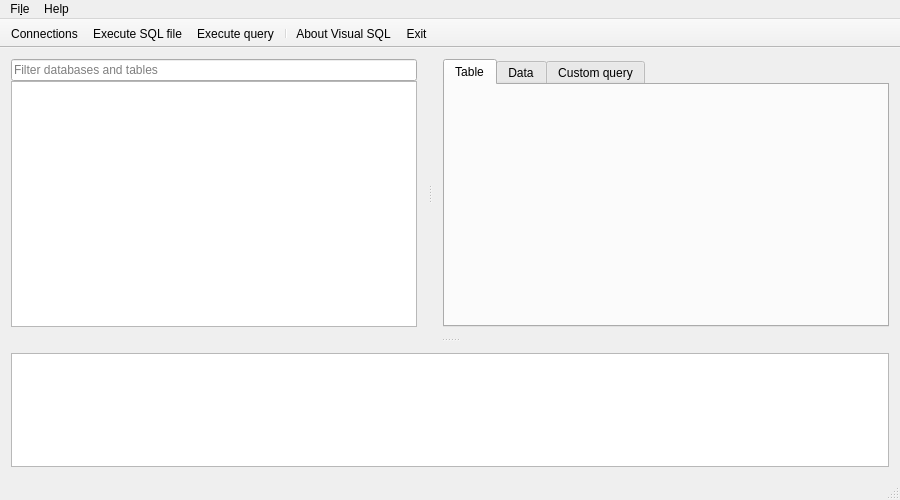
Qt form mainwindow.ui (kilab/qt-sqlmanager) before a commit.
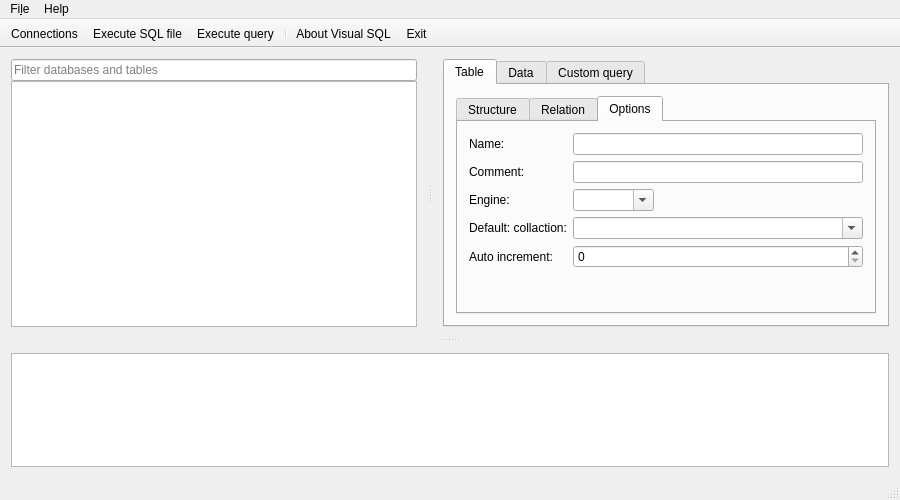
The same form after that commit. The open tabs and pages were chosen to show the change. Icons and pictures are not drawn.

Commit message: Basic table Tab UI

The edit to the form file:
```diff
--- a/mainwindow.ui
+++ b/mainwindow.ui
@@ -200,6 +200,107 @@
             <attribute name="title">
              <string>Table</string>
             </attribute>
+            <layout class="QGridLayout" name="gridLayout_4">
+             <item row="0" column="0">
+              <widget class="QTabWidget" name="tabWidget">
+               <property name="currentIndex">
+                <number>2</number>
+               </property>
+               <widget class="QWidget" name="Tab_Table_Structure">
+                <attribute name="title">
+                 <string>Structure</string>
+                </attribute>
+               </widget>
+               <widget class="QWidget" name="Tab_Table_Relations">
+                <attribute name="title">
+                 <string>Relation</string>
+                </attribute>
+               </widget>
+               <widget class="QWidget" name="Tab_Options">
+                <attribute name="title">
+                 <string>Options</string>
+                </attribute>
+                <layout class="QGridLayout" name="gridLayout_5">
+                 <item row="0" column="0">
+                  <layout class="QFormLayout" name="formLayout">
+                   <item row="0" column="0">
+                    <widget class="QLabel" name="label">
+                     <property name="text">
+                      <string>Name:</string>
+                     </property>
+                    </widget>
+                   </item>
+                   <item row="0" column="1">
+                    <widget class="QLineEdit" name="Input_Table_Options_Name"/>
+                   </item>
+                   <item row="1" column="0">
+                    <widget class="QLabel" name="label_2">
+                     <property name="text">
+                      <string>Comment:</string>
+                     </property>
+                    </widget>
+                   </item>
+                   <item row="1" column="1">
+                    <widget class="QLineEdit" name="Input_Table_Options_Comment"/>
+                   </item>
+                   <item row="2" column="0">
+                    <widget class="QLabel" name="label_3">
+                     <property name="text">
+                      <string>Engine:</string>
+                     </property>
+                    </widget>
+                   </item>
+                   <item row="2" column="1">
+                    <widget class="QComboBox" name="Input_Table_Options_Engine">
+                     <property name="maximumSize">
+                      <size>
+                       <width>81</width>
+                       <height>16777215</height>
+                      </size>
+                     </property>
+                     <property name="editable">
+                      <bool>true</bool>
+                     </property>
+                    </widget>
+                   </item>
+                   <item row="3" column="0">
+                    <widget class="QLabel" name="label_4">
+                     <property name="text">
+                      <string>Default: collaction:</string>
+                     </property>
+                    </widget>
+                   </item>
+                   <item row="3" column="1">
+                    <widget class="QComboBox" name="Input_Table_Options_Collaction">
+                     <property name="editable">
+                      <bool>true</bool>
+                     </property>
+                    </widget>
+                   </item>
+                   <item row="4" column="0">
+                    <widget class="QLabel" name="label_5">
+                     <property name="text">
+                      <string>Auto increment:</string>
+                     </property>
+                    </widget>
+                   </item>
+                   <item row="4" column="1">
+                    <widget class="QSpinBox" name="Input_Table_Options_AutoIncrement">
+                     <property name="maximum">
+                      <number>999999999</number>
+                     </property>
+                     <property name="value">
+                      <number>0</number>
+                     </property>
+                    </widget>
+                   </item>
+                  </layout>
+                 </item>
+                </layout>
+               </widget>
+              </widget>
+             </item>
+            </layout>
            </widget>
            <widget class="QWidget" name="Tab_Data">
             <attribute name="title">
```
